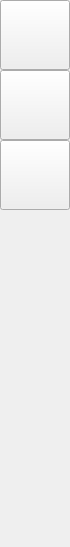
JerryShe/O-Reader, file Sources/reading_menu.ui: the form before one commit.
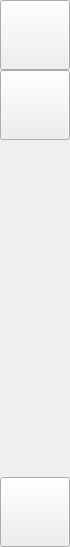
The form after the commit.

Patch:
```diff
--- a/Sources/reading_menu.ui
+++ b/Sources/reading_menu.ui
@@ -97,25 +97,6 @@
         </property>
        </widget>
       </item>
-      <item>
-       <widget class="QPushButton" name="BackButton">
-        <property name="minimumSize">
-         <size>
-          <width>70</width>
-          <height>70</height>
-         </size>
-        </property>
-        <property name="maximumSize">
-         <size>
-          <width>70</width>
-          <height>70</height>
-         </size>
-        </property>
-        <property name="text">
-         <string/>
-        </property>
-       </widget>
-      </item>
       <item>
        <spacer name="verticalSpacer">
         <property name="orientation">
@@ -129,6 +110,25 @@
         </property>
        </spacer>
       </item>
+      <item>
+       <widget class="QPushButton" name="BackButton">
+        <property name="minimumSize">
+         <size>
+          <width>70</width>
+          <height>70</height>
+         </size>
+        </property>
+        <property name="maximumSize">
+         <size>
+          <width>70</width>
+          <height>70</height>
+         </size>
+        </property>
+        <property name="text">
+         <string/>
+        </property>
+       </widget>
+      </item>
      </layout>
     </widget>
    </item>
```
